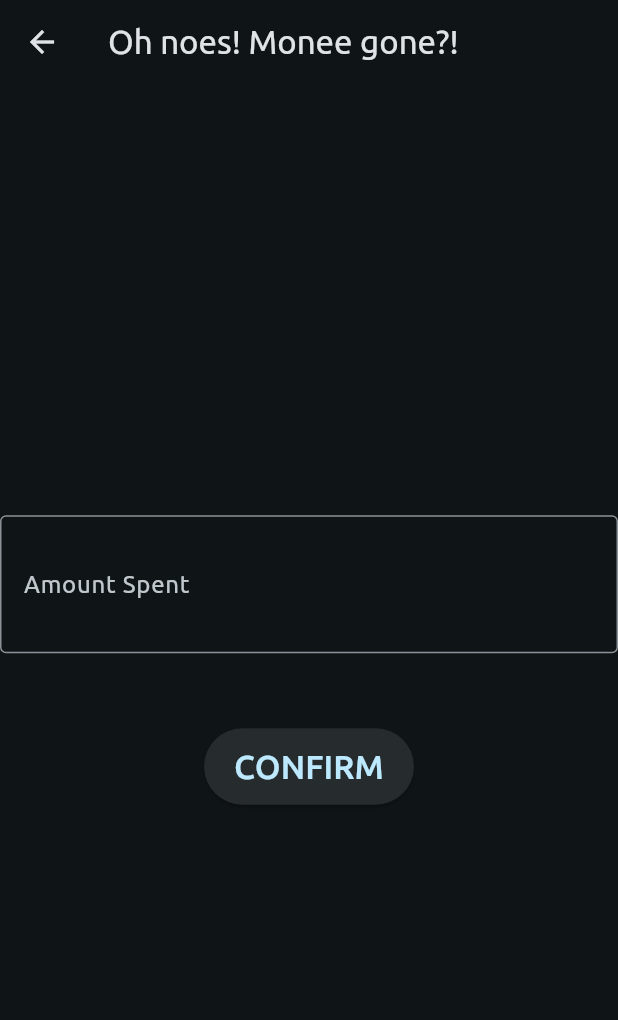
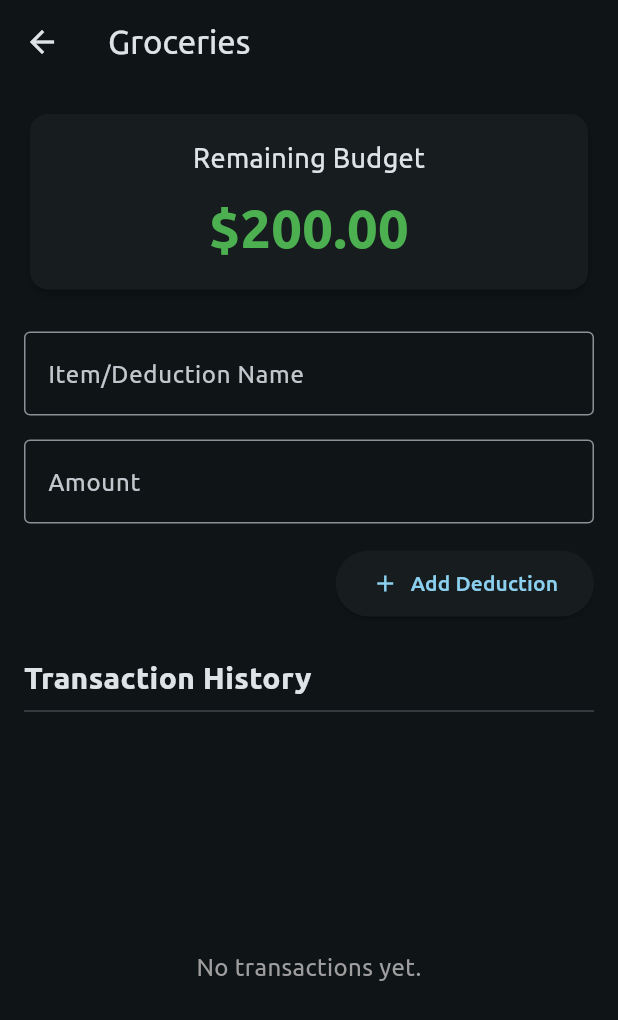
Before and after one commit to leejonathandev/ezbudget, a Flutter app: the screen it shows after launch, after a tap on "Groceries", on a phone screen of 412 x 824 dp. Shown: the top 1020 px of the screen. Run offline on Flutter 3.47's test engine with Material 3 defaults, Android fonts, the phone set to English and light mode, and no system bars; our stand-ins replace shared_preferences; project files that could hold a hidden picture were left out.

Commit message:
Fix layouts and add transaction history to spend view

```diff
--- a/lib/models/budget.dart
+++ b/lib/models/budget.dart
@@ -1,3 +1,5 @@
+import 'package:ezbudget/models/deduction.dart';
+
 /// This is the Budget class.
 /// It contains the label, remaining amount, and total amount of the budget.
 /// It also has methods to reset the budget, spend money, and get the percentage remaining.
@@ -12,21 +14,25 @@ class Budget {
   String label;
   double remaining;
   double total;
+  List<Deduction> deductions;
 
   DateTime resetDate;
   ResetInterval resetInterval;
 
-  Budget(this.label, this.total, [double? remaining])
+  Budget(this.label, this.total, [double? remaining, List<Deduction>? deductions])
       : remaining = remaining ?? total,
+        deductions = deductions ?? [],
         resetDate = DateTime(DateTime.now().year, DateTime.now().month + 1),
         resetInterval = ResetInterval.monthly;
 
   void resetBudget() {
     remaining = total;
+    deductions = [];
   }
 
-  void spendMoney(double cost) {
-    remaining -= cost;
+  void spendMoney(double amount, [String? description]) {
+    remaining -= amount;
+    deductions.add(Deduction(description ?? "Unnamed Deduction", amount, DateTime.now()));
   }
 
   double getPercentageRemaining() {
@@ -71,6 +77,9 @@ class Budget {
       : label = json['label'] as String,
         remaining = json['remaining'] as double,
         total = json['total'] as double,
+        deductions = (json['deductions'] as List)
+            .map((d) => Deduction.fromJson(d))
+            .toList(),
         resetDate = DateTime.parse(json['resetDate'] as String),
         resetInterval = ResetInterval.values[json['resetInterval'] as int];
 
@@ -78,6 +87,7 @@ class Budget {
         'label': label,
         'remaining': remaining,
         'total': total,
+        'deductions': deductions.map((d) => d.toJson()).toList(),
         'resetDate': resetDate.toIso8601String(),
         'resetInterval': resetInterval.index,
       };
--- /dev/null
+++ b/lib/models/deduction.dart
@@ -0,0 +1,18 @@
+class Deduction {
+  String description;
+  double amount;
+  DateTime date;
+
+  Deduction(this.description, this.amount, this.date);
+
+  Deduction.fromJson(Map<String, dynamic> json)
+      : description = json['description'] as String,
+        amount = json['amount'] as double,
+        date = DateTime.parse(json['date'] as String);
+
+  Map<String, dynamic> toJson() => {
+        'description': description,
+        'amount': amount,
+        'date': date.toIso8601String(),
+      };
+}
--- a/lib/views/main_view.dart
+++ b/lib/views/main_view.dart
@@ -110,10 +110,11 @@ class _MainViewState extends State<MainView> {
                 ),
               ),
               Expanded(
-                child: GridView.builder(
-                  gridDelegate: SliverGridDelegateWithFixedCrossAxisCount(
-                    crossAxisCount: useWideLayout ? 4 : 2,
-                    childAspectRatio: useWideLayout ? 1 : 1.5,
+                child: useWideLayout
+                    ? GridView.builder(
+                        gridDelegate: const SliverGridDelegateWithFixedCrossAxisCount(
+                          crossAxisCount: 4,
+                          childAspectRatio: 1,
                         ),
                         itemCount: budgets.length,
                         itemBuilder: (context, index) {
@@ -122,6 +123,21 @@ class _MainViewState extends State<MainView> {
                             updateTotalCallback: _updateTotals,
                             useWideLayout: useWideLayout,
                             onDeleteBudget: _deleteBudget,
+                          );
+                        },
+                      )
+                    : ListView.builder(
+                        itemCount: budgets.length,
+                        itemBuilder: (context, index) {
+                          return Padding(
+                            padding: const EdgeInsets.symmetric(
+                                horizontal: 16.0, vertical: 8.0),
+                            child: BudgetTile(
+                              budget: budgets[index],
+                              updateTotalCallback: _updateTotals,
+                              useWideLayout: useWideLayout,
+                              onDeleteBudget: _deleteBudget,
+                            ),
                           );
                         },
                       ),
--- a/lib/views/spend_view.dart
+++ b/lib/views/spend_view.dart
@@ -1,5 +1,7 @@
 import 'package:ezbudget/models/budget.dart';
 import 'package:flutter/material.dart';
+import 'package:flutter/services.dart';
+import 'package:intl/intl.dart';
 import 'package:ezbudget/utils/helpers.dart';
 
 class SpendView extends StatefulWidget {
@@ -9,79 +11,189 @@ class SpendView extends StatefulWidget {
   @override
   State<StatefulWidget> createState() => _SpendViewState();
 
-  const SpendView(
-      {super.key,
-      required this.selectedBudget,
-      required this.updateTotalCallback});
+  const SpendView({
+    super.key,
+    required this.selectedBudget,
+    required this.updateTotalCallback,
+  });
 }
 
 class _SpendViewState extends State<SpendView> {
-  final spentAmountInputController = TextEditingController();
   final _formKey = GlobalKey<FormState>();
+  final _amountController = TextEditingController();
+  final _descriptionController = TextEditingController();
+  final currencyFormatter = NumberFormat.simpleCurrency();
+
+  @override
+  void dispose() {
+    _amountController.dispose();
+    _descriptionController.dispose();
+    super.dispose();
+  }
+
+  void _addDeduction() {
+    if (_formKey.currentState!.validate()) {
+      final amount = double.tryParse(_amountController.text);
+      final description = _descriptionController.text;
+
+      if (amount != null) {
+        setState(() {
+          widget.selectedBudget.spendMoney(amount, description);
+          widget.updateTotalCallback();
+          _amountController.clear();
+          _descriptionController.clear();
+          // Close the keyboard
+          FocusScope.of(context).unfocus();
+        });
+      }
+    }
+  }
 
   @override
   Widget build(BuildContext context) {
+    // Sort deductions by date, newest first
+    widget.selectedBudget.deductions.sort((a, b) => b.date.compareTo(a.date));
+
     return Scaffold(
       appBar: AppBar(
-        title: const Text('Oh noes! Monee gone?!'),
+        title: Text(widget.selectedBudget.label),
       ),
-      body: Center(
-        child: Form(
+      body: Padding(
+        padding: const EdgeInsets.all(16.0),
+        child: Column(
+          crossAxisAlignment: CrossAxisAlignment.stretch,
+          children: [
+            // Part 1: Budget Info and Deduction Form
+            _buildBudgetSummaryAndForm(),
+            const SizedBox(height: 24),
+            // Part 2: Transaction History
+            const Text(
+              'Transaction History',
+              style: TextStyle(fontSize: 20, fontWeight: FontWeight.bold),
+            ),
+            const Divider(),
+            _buildTransactionHistory(),
+          ],
+        ),
+      ),
+    );
+  }
+
+  Widget _buildBudgetSummaryAndForm() {
+    return Column(
+      crossAxisAlignment: CrossAxisAlignment.stretch,
+      children: [
+        Card(
+          elevation: 2,
+          child: Padding(
+            padding: const EdgeInsets.all(16.0),
+            child: Column(
+              children: [
+                const Text(
+                  'Remaining Budget',
+                  style: TextStyle(fontSize: 18),
+                ),
+                const SizedBox(height: 8),
+                Text(
+                  currencyFormatter.format(widget.selectedBudget.remaining),
+                  style: const TextStyle(
+                      fontSize: 36,
+                      fontWeight: FontWeight.bold,
+                      color: Colors.green),
+                ),
+              ],
+            ),
+          ),
+        ),
+        const SizedBox(height: 24),
+        Form(
           key: _formKey,
           child: Column(
-            mainAxisAlignment: MainAxisAlignment.center,
-            mainAxisSize: MainAxisSize.min,
+            crossAxisAlignment: CrossAxisAlignment.end,
             children: [
               TextFormField(
-                style: const TextStyle(fontSize: 40),
-                maxLines: 1,
-                enableSuggestions: false,
-                autocorrect: false,
-                autofocus: false,
-                textAlign: TextAlign.center,
-                controller: spentAmountInputController,
+                controller: _descriptionController,
                 decoration: const InputDecoration(
-                    labelText: "Amount Spent", border: OutlineInputBorder()),
-                keyboardType: TextInputType.number,
+                  labelText: 'Item/Deduction Name',
+                  border: OutlineInputBorder(),
+                ),
                 validator: (value) {
-                  if (value == null || value.isEmpty || !isNumeric(value)) {
-                    return 'how much did you SPEENND!?';
+                  if (value == null || value.isEmpty) {
+                    return 'Please enter a description.';
                   }
                   return null;
                 },
               ),
-              const SizedBox(height: 50),
-              ElevatedButton(
-                onPressed: () => {
-                  if (_formKey.currentState!.validate())
-                    {
-                      widget.selectedBudget.spendMoney(
-                        double.parse(spentAmountInputController.text),
-                      ),
-                      widget.updateTotalCallback(),
-                      Navigator.pop(context),
-                    }
+              const SizedBox(height: 16),
+              TextFormField(
+                controller: _amountController,
+                decoration: const InputDecoration(
+                  labelText: 'Amount',
+                  prefixText: r'$',
+                  border: OutlineInputBorder(),
+                ),
+                keyboardType: const TextInputType.numberWithOptions(decimal: true),
+                inputFormatters: [
+                  FilteringTextInputFormatter.allow(RegExp(r'^\d+\.?\d{0,2}')),
+                ],
+                validator: (value) {
+                  if (value == null || value.isEmpty) {
+                    return 'Please enter an amount.';
+                  }
+                  if (!isNumeric(value)) {
+                    return 'Please enter a valid number.';
+                  }
+                  return null;
                 },
-                style: ButtonStyle(
-                  padding: WidgetStateProperty.all(
-                    const EdgeInsets.symmetric(horizontal: 20, vertical: 10),
-                  ),
-                  backgroundColor: WidgetStateProperty.all(
-                    Theme.of(context).colorScheme.surfaceContainerHigh,
-                  ),
-                  foregroundColor: WidgetStateProperty.all(
-                    Theme.of(context).colorScheme.primaryFixed,
-                  ),
-                ),
-                child: const Text(
-                  'CONFIRM',
-                  style: TextStyle(fontSize: 22),
-                  textAlign: TextAlign.center,
+              ),
+              const SizedBox(height: 16),
+              ElevatedButton.icon(
+                onPressed: _addDeduction,
+                icon: const Icon(Icons.add),
+                label: const Text('Add Deduction'),
+                style: ElevatedButton.styleFrom(
+                  padding: const EdgeInsets.symmetric(horizontal: 24, vertical: 12),
                 ),
               ),
             ],
           ),
         ),
+      ],
+    );
+  }
+
+  Widget _buildTransactionHistory() {
+    final deductions = widget.selectedBudget.deductions;
+
+    if (deductions.isEmpty) {
+      return const Expanded(
+        child: Center(
+          child: Text(
+            'No transactions yet.',
+            style: TextStyle(fontSize: 16, color: Colors.grey),
+          ),
+        ),
+      );
+    }
+
+    return Expanded(
+      child: ListView.builder(
+        itemCount: deductions.length,
+        itemBuilder: (context, index) {
+          final deduction = deductions[index];
+          return Card(
+            margin: const EdgeInsets.symmetric(vertical: 4.0),
+            child: ListTile(
+              title: Text(deduction.description),
+              subtitle: Text(DateFormat.yMMMd().format(deduction.date)),
+              trailing: Text(
+                '- ${currencyFormatter.format(deduction.amount)}',
+                style: const TextStyle(
+                    color: Colors.red, fontWeight: FontWeight.bold),
+              ),
+            ),
+          );
+        },
       ),
     );
   }
--- a/lib/widgets/budget_tile.dart
+++ b/lib/widgets/budget_tile.dart
@@ -33,8 +33,7 @@ class _BudgetTile extends State<BudgetTile> {
         color: Colors.blueGrey,
         clipBehavior: Clip.hardEdge,
         child: InkWell(
-          onTap: () => {
-            Navigator.push(
+          onTap: () => Navigator.push(
             context,
             MaterialPageRoute(
               builder: (context) => SpendView(
@@ -43,7 +42,6 @@ class _BudgetTile extends State<BudgetTile> {
               ),
             ),
           ),
-          },
           onLongPress: () {
             showDialog(
               context: context,
@@ -135,8 +133,7 @@ class _BudgetTile extends State<BudgetTile> {
           color: Colors.blueGrey,
           clipBehavior: Clip.hardEdge,
           child: InkWell(
-            onTap: () => {
-              Navigator.push(
+            onTap: () => Navigator.push(
                 context,
                 MaterialPageRoute(
                   builder: (context) => SpendView(
@@ -144,7 +141,6 @@ class _BudgetTile extends State<BudgetTile> {
                     updateTotalCallback: widget.updateTotalCallback,
                   ),
                 )),
-            },
             onLongPress: () {
               showDialog(
                 context: context,
```
Lines whose indentation alone changed are shown as unchanged.
